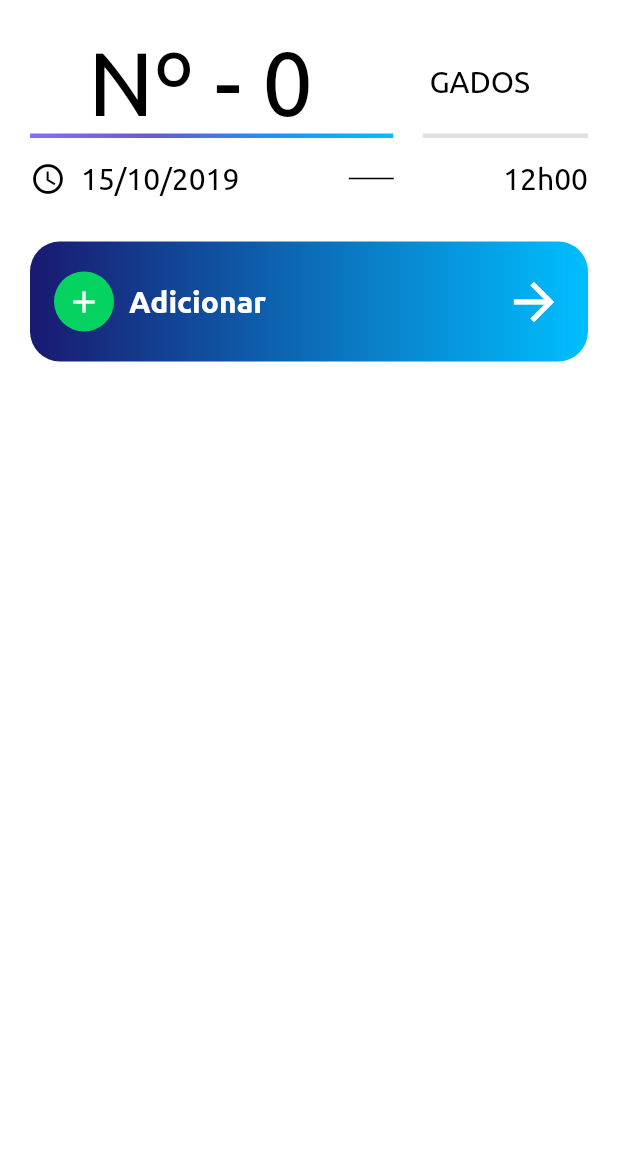
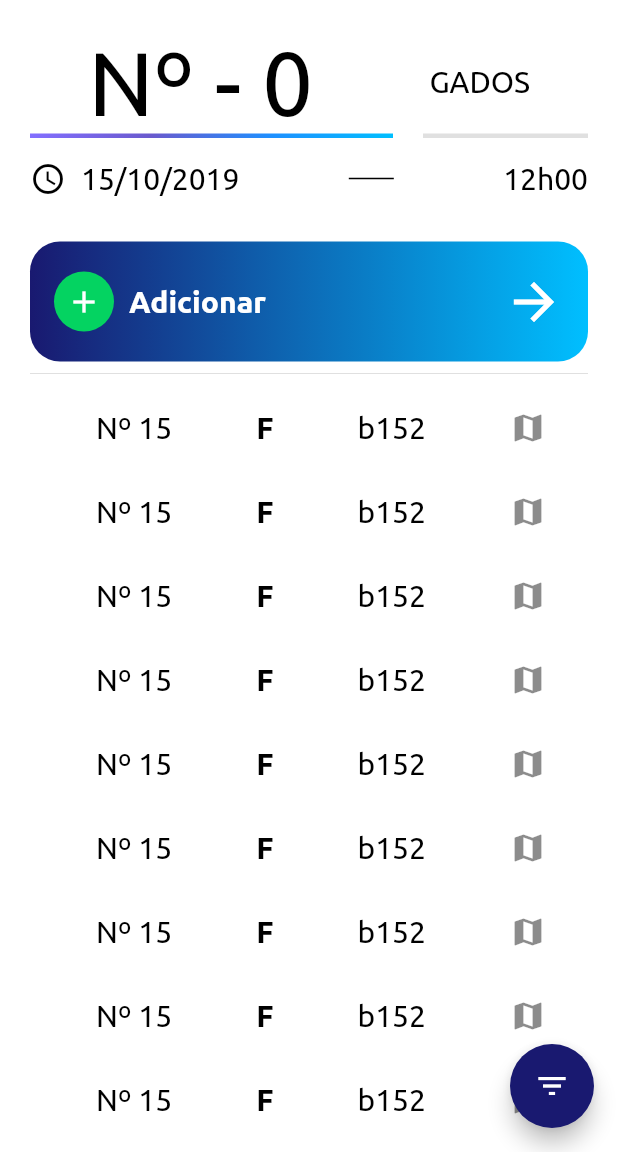
Before and after one commit to IuriKintschev/Hawk, a Flutter app: the screen it shows after launch, on a phone screen of 412 x 824 dp, the part 84-1236 px from its top. Run offline on Flutter 3.47's test engine with Material 2 defaults, Android fonts, the phone set to English and light mode, and no system bars; project files that could hold a hidden picture were left out.

Commit message:
Desingn home
desingn da UI home "completa"

```diff
--- a/lib/pages/home/home.dart
+++ b/lib/pages/home/home.dart
@@ -1,4 +1,6 @@
+import 'package:flutter/cupertino.dart';
 import 'package:flutter/material.dart';
+import 'package:hawk/pages/relatorio/relatorio.dart';
 
 class HomeUI extends StatefulWidget {
   @override
@@ -16,11 +18,9 @@ class _HomeUIState extends State<HomeUI> {
             onPressed: () => print("data"),
             icon: Icon(
               Icons.format_align_center,
-              color: Colors.black,
             ),
           ),
         ],
-        backgroundColor: Colors.white,
         elevation: 0.0,
         title: Row(
           children: <Widget>[
@@ -53,8 +53,19 @@ class _HomeUIState extends State<HomeUI> {
           ],
         ),
       ),
-      body: SingleChildScrollView(
-        child: Padding(
+      floatingActionButton: FloatingActionButton(
+        onPressed: () {
+          Navigator.push(
+            context,
+            CupertinoPageRoute(
+              builder: (context) => RelatorioUI(),
+            ),
+          );
+        },
+        backgroundColor: Theme.of(context).primaryColor,
+        child: Icon(Icons.filter_list),
+      ),
+      body: Padding(
         padding: EdgeInsets.symmetric(horizontal: 20),
         child: Column(
           children: <Widget>[
@@ -206,8 +217,25 @@ class _HomeUIState extends State<HomeUI> {
                 ),
               ),
             ),
+            Divider(),
+            Expanded(
+              child: ListView(
+                children: <Widget>[
+                  tileGado(),
+                  tileGado(),
+                  tileGado(),
+                  tileGado(),
+                  tileGado(),
+                  tileGado(),
+                  tileGado(),
+                  tileGado(),
+                  tileGado(),
+                  tileGado(),
+                  tileGado(),
                 ],
               ),
+            ),
+          ],
         ),
       ),
     );
@@ -225,4 +253,36 @@ class _HomeUIState extends State<HomeUI> {
       ),
     );
   }
+
+  Widget tileGado() {
+    return Dismissible(
+      key: Key(DateTime.now().millisecondsSinceEpoch.toString()),
+      background: Container(
+        color: Colors.red,
+        child: Align(
+          alignment: Alignment(-0.9, 0.0),
+          child: Icon(
+            Icons.delete_sweep,
+            size: 40.0,
+            color: Colors.white,
+          ),
+        ),
+      ),
+      direction: DismissDirection.startToEnd,
+      child: ListTile(
+        title: Row(
+          mainAxisAlignment: MainAxisAlignment.spaceAround,
+          children: <Widget>[
+            texto("Nº 15", Colors.black, "Ubuntu", 20, FontWeight.normal),
+            texto("F", Colors.black, "Ubuntu", 20, FontWeight.bold),
+            texto("b152", Colors.black, "Ubuntu", 20, FontWeight.normal),
+          ],
+        ),
+        trailing: IconButton(
+          onPressed: () {},
+          icon: Icon(Icons.map),
+        ),
+      ),
+    );
   }
+}
--- /dev/null
+++ b/lib/pages/relatorio/relatorio.dart
@@ -0,0 +1,13 @@
+import 'package:flutter/material.dart';
+
+class RelatorioUI extends StatelessWidget {
+  @override
+  Widget build(BuildContext context) {
+    return Scaffold(
+      appBar: AppBar(
+        elevation: 0.0,
+      ),
+      backgroundColor: Colors.white,
+    );
+  }
+}
--- a/lib/router.dart
+++ b/lib/router.dart
@@ -10,6 +10,12 @@ class MyApp extends StatelessWidget {
       title: 'Hawk app0',
       theme: ThemeData(
         primaryColor: Color(0xff191970),
+        appBarTheme: AppBarTheme(
+          color: Colors.white,
+          iconTheme: IconThemeData(
+            color: Colors.black,
+          ),
+        ),
       ),
       home: HomeUI(),
     );
```
Lines whose indentation alone changed are shown as unchanged.
